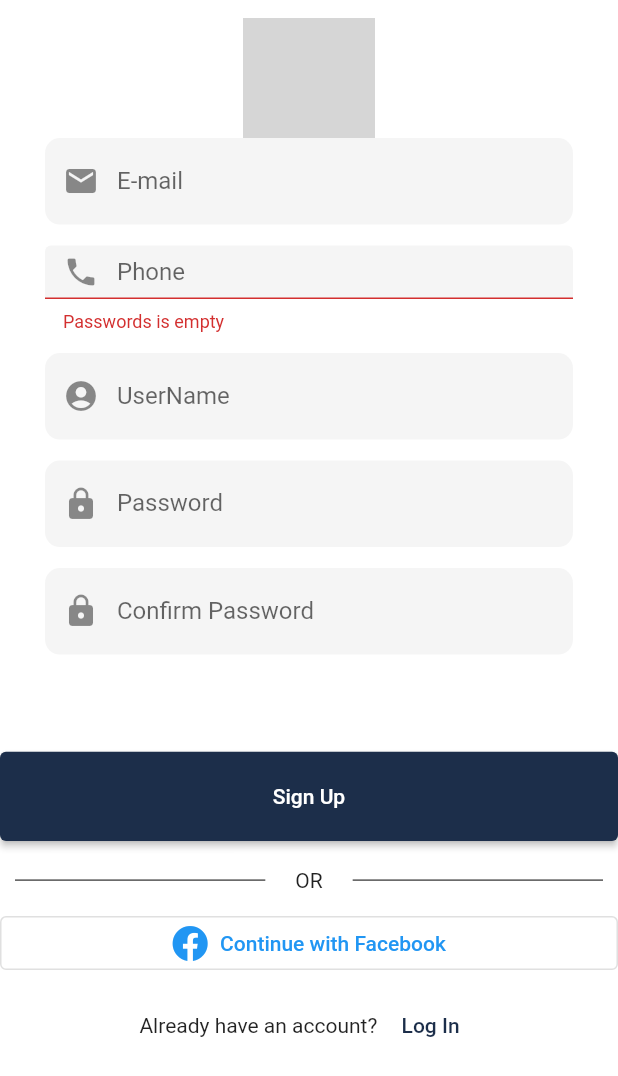
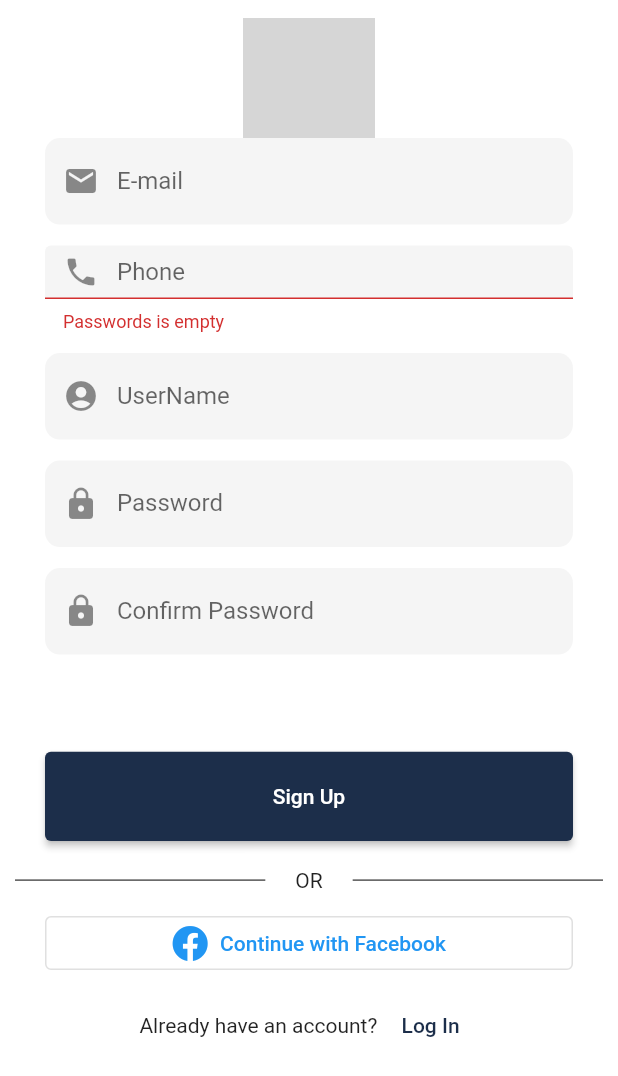
Before and after one commit to sagarpaudell/odyssey, a Flutter app: the screen it shows after launch, after a tap on "Login", after a tap on "Sign Up", on a phone screen of 412 x 824 dp. Shown: the top 1076 px of the screen. Run offline on Flutter 3.47's test engine with Material 2 defaults, Android fonts, the phone set to English and light mode, and no system bars; our stand-ins replace flutter_svg, focused_menu, font_awesome_flutter, image_cropper, image_picker, jiffy; missing offline and left inert: rolling_switch; project files that could hold a hidden picture were left out; grey boxes are pictures that could not be loaded.

Commit message:
login/signup page button issue solved

```diff
--- a/odyssey/lib/widgets/auth_card.dart
+++ b/odyssey/lib/widgets/auth_card.dart
@@ -483,7 +483,7 @@ class _AuthCardState extends State<AuthCard>
                         height: _authMode == AuthMode.Signup
                             ? (deviceSize.height - 80) * 0.08
                             : (deviceSize.height - 200) * 0.10,
-                        width: deviceSize.width * 0.7,
+                        margin: EdgeInsets.only(left: 30, right:30),
                         child: ElevatedButton(
                           onPressed: _saveForm,
                           child: Text(
@@ -517,7 +517,7 @@ class _AuthCardState extends State<AuthCard>
                   height: 10,
                 ),
                 Container(
-                  width: deviceSize.width * 0.9,
+                  margin: EdgeInsets.only(left: 30, right:30),
                   child: OutlinedButton(
                     onPressed: () {},
                     child: Row(
```
